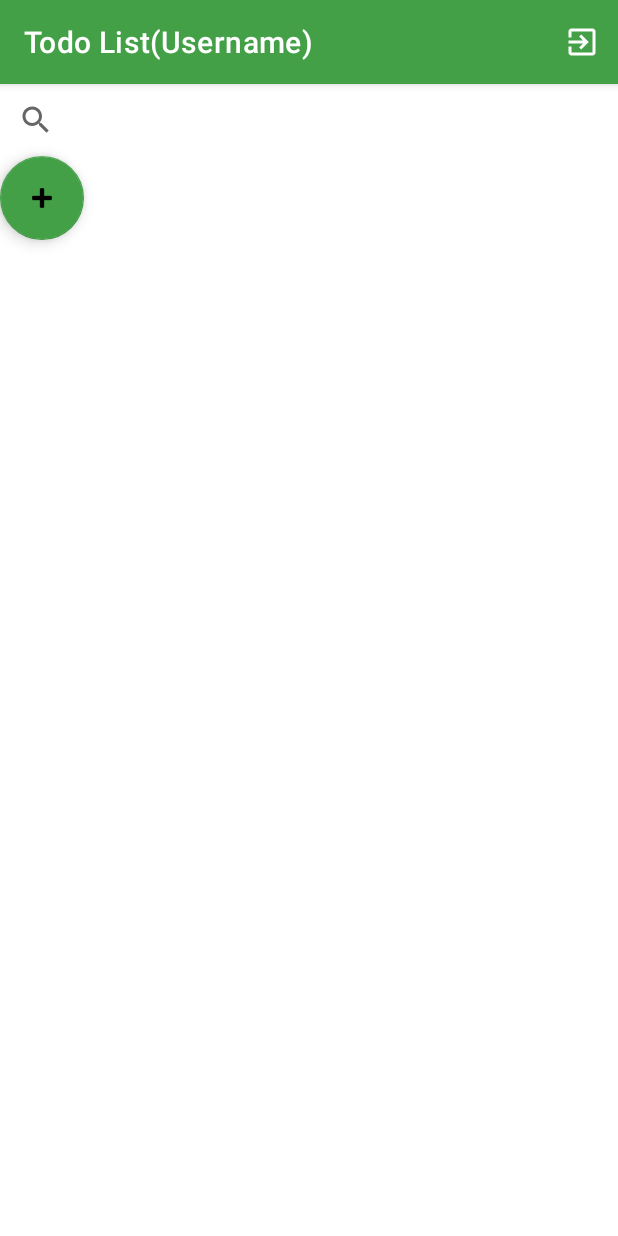
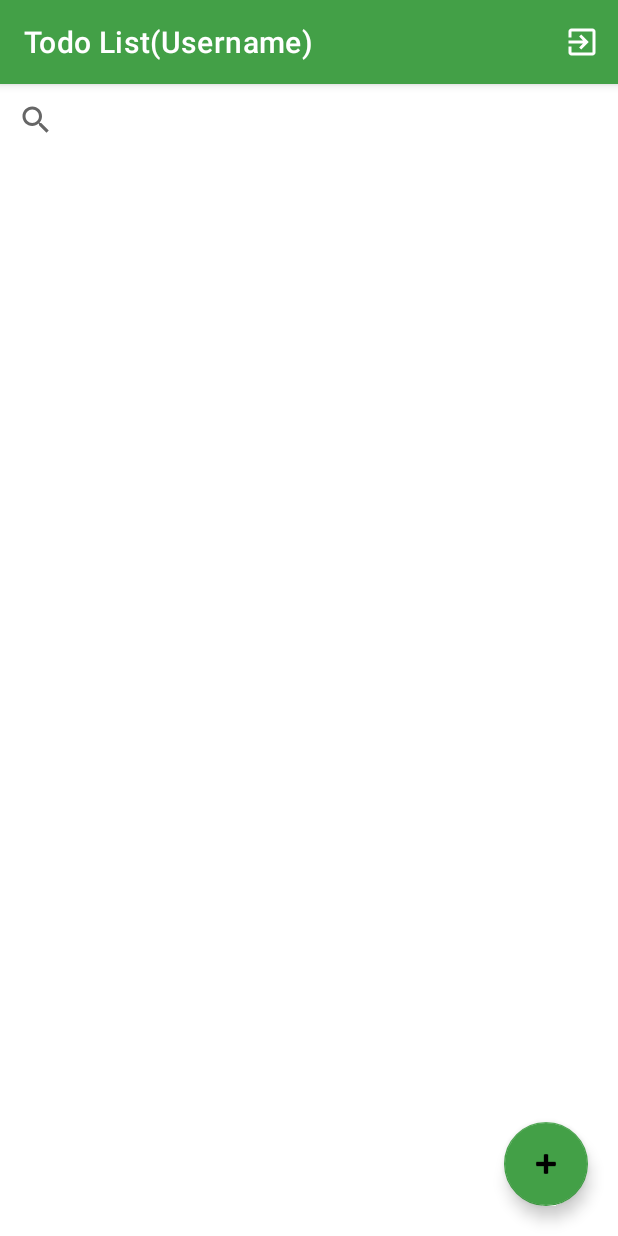
Before and after one commit to galabitbul8/ToDoApp, an Android app: the screen it shows after launch (ToDoListActivity), after a tap on "LOG IN", on a phone screen of 412 x 824 dp. Run offline under Robolectric (Android 15) with nearby library versions, the phone set to English and light mode, and no system bars.

Commit message:
Update activity_to_do_list.xml

```diff
--- a/app/src/main/res/layout/activity_to_do_list.xml
+++ b/app/src/main/res/layout/activity_to_do_list.xml
@@ -9,11 +9,18 @@
 
     <SearchView
         android:layout_width="match_parent"
-        android:layout_height="wrap_content" />
+        android:layout_height="wrap_content" >
+
+    </SearchView>
+
+    <FrameLayout
+        android:layout_width="match_parent"
+        android:layout_height="0dp"
+        android:layout_weight="1">
 
         <ListView
             android:layout_width="match_parent"
-        android:layout_height="wrap_content" >
+            android:layout_height="match_parent">
 
         </ListView>
 
@@ -22,5 +29,10 @@
             android:layout_width="match_parent"
             android:layout_height="wrap_content"
             app:backgroundTint="@color/green"
-        app:srcCompat="@android:drawable/ic_input_add" />
+            app:srcCompat="@android:drawable/ic_input_add"
+            android:layout_gravity="end|bottom"
+            android:layout_marginBottom="20dp"
+            android:layout_marginRight= "20dp"/>
+    </FrameLayout>
+
 </LinearLayout>
```
Lines whose indentation alone changed are shown as unchanged.
